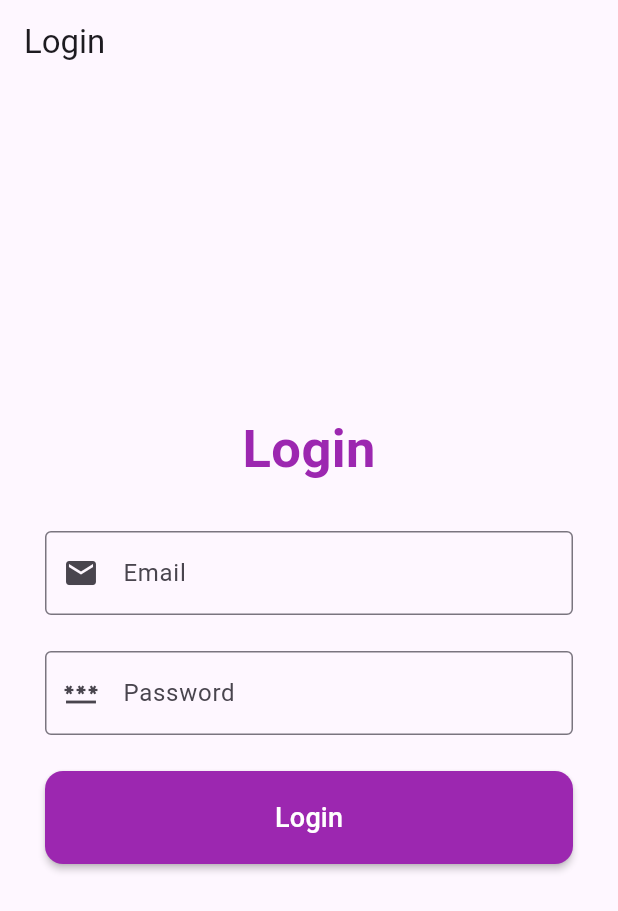
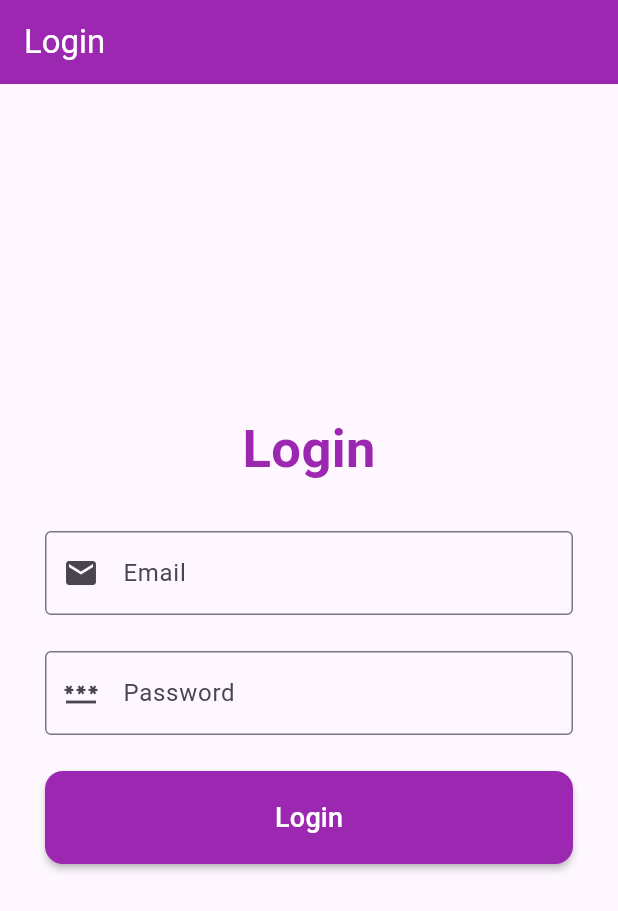
Before and after one commit to ralphmarondev/GratitudeJar, a Flutter app: the screen it shows after launch, on a phone screen of 412 x 824 dp. Shown: the top 911 px of the screen. Run offline on Flutter 3.47's test engine with Material 3 defaults, Android fonts, the phone set to English and light mode, and no system bars; our stand-ins replace firebase_auth, firebase_core; accounts and stored records are empty.

Commit message:
add appbar colors

```diff
--- a/lib/screens/login_screen.dart
+++ b/lib/screens/login_screen.dart
@@ -50,7 +50,11 @@ class _LoginScreenState extends State<LoginScreen> {
   @override
   Widget build(BuildContext context) {
     return Scaffold(
-      appBar: AppBar(title: const Text('Login')),
+      appBar: AppBar(
+        title: const Text('Login'),
+        backgroundColor: Colors.purple,
+        foregroundColor: Colors.white,
+      ),
       body: Center(
         child: ConstrainedBox(
           constraints: const BoxConstraints(maxWidth: 400, minWidth: 300),
```
